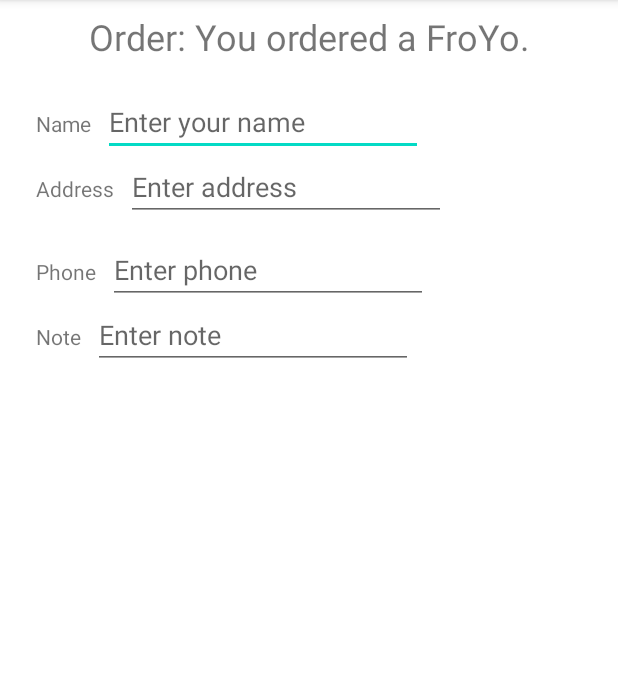
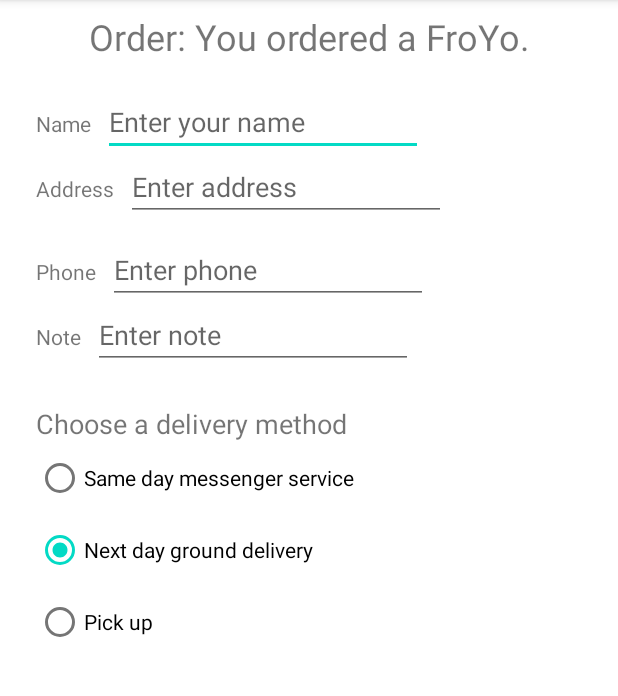
Before and after one commit to JoseCruzMV/DroidCafe, an Android app: the screen it shows after launch (OrderActivity), after a tap on an icon or button, on a phone screen of 412 x 824 dp, the part 84-780 px from its top. Run offline under Robolectric (Android 15) with nearby library versions, the phone set to English and light mode, and no system bars; our stand-ins replace navigation-ui.

Commit message:
Added RadioButton for delivery options

```diff
--- a/app/src/main/java/com/example/droidcafe/OrderActivity.java
+++ b/app/src/main/java/com/example/droidcafe/OrderActivity.java
@@ -4,7 +4,10 @@ import androidx.appcompat.app.AppCompatActivity;
 
 import android.content.Intent;
 import android.os.Bundle;
+import android.view.View;
+import android.widget.RadioButton;
 import android.widget.TextView;
+import android.widget.Toast;
 
 public class OrderActivity extends AppCompatActivity {
 
@@ -18,4 +21,27 @@ public class OrderActivity extends AppCompatActivity {
         TextView textView = findViewById(R.id.order_textView);
         textView.setText(message);
     }
+
+    public void onRadioButtonClicked(View view) {
+        boolean checked = ((RadioButton) view).isChecked();
+        switch (view.getId()) {
+            case R.id.sameday:
+                if (checked)
+                    displayToast(getString(R.string.same_day_messenger_service));
+                break;
+            case R.id.nextday:
+                if (checked)
+                    displayToast(getString(R.string.next_day_ground_delivery));
+                break;
+            case R.id.pickup:
+                if (checked)
+                    displayToast(getString(R.string.pick_up));
+            default:
+                break;
+        }
+    }
+
+    public void displayToast(String message) {
+        Toast.makeText(getApplicationContext(), message, Toast.LENGTH_SHORT).show();
+    }
 }
--- a/app/src/main/res/layout/activity_order.xml
+++ b/app/src/main/res/layout/activity_order.xml
@@ -100,7 +100,7 @@
         app:layout_constraintTop_toBottomOf="@id/phone_label" />
 
     <EditText
-        android:id="@+id/Note_text"
+        android:id="@+id/note_text"
         android:layout_width="wrap_content"
         android:layout_height="wrap_content"
         android:layout_marginStart="8dp"
@@ -110,4 +110,48 @@
         android:inputType="textMultiLine|textCapSentences"
         app:layout_constraintBaseline_toBaselineOf="@id/note_label"
         app:layout_constraintStart_toEndOf="@id/note_label" />
+
+    <TextView
+        android:id="@+id/delivery_label"
+        android:layout_width="wrap_content"
+        android:layout_height="wrap_content"
+        android:layout_marginStart="24dp"
+        android:layout_marginLeft="24dp"
+        android:layout_marginTop="24dp"
+        android:text="@string/choose_delivery_method"
+        android:textSize="18sp"
+        app:layout_constraintStart_toStartOf="parent"
+        app:layout_constraintTop_toBottomOf="@id/note_text" />
+
+    <RadioGroup
+        android:layout_width="wrap_content"
+        android:layout_height="wrap_content"
+        android:layout_marginStart="24dp"
+        android:layout_marginLeft="24dp"
+        android:orientation="vertical"
+        app:layout_constraintStart_toStartOf="parent"
+        app:layout_constraintTop_toBottomOf="@id/delivery_label">
+
+        <RadioButton
+            android:id="@+id/sameday"
+            android:layout_width="wrap_content"
+            android:layout_height="wrap_content"
+            android:onClick="onRadioButtonClicked"
+            android:text="@string/same_day_messenger_service" />
+
+        <RadioButton
+            android:id="@+id/nextday"
+            android:layout_width="wrap_content"
+            android:layout_height="wrap_content"
+            android:checked="true"
+            android:onClick="onRadioButtonClicked"
+            android:text="@string/next_day_ground_delivery" />
+
+        <RadioButton
+            android:id="@+id/pickup"
+            android:layout_width="wrap_content"
+            android:layout_height="wrap_content"
+            android:onClick="onRadioButtonClicked"
+            android:text="@string/pick_up" />
+    </RadioGroup>
 </androidx.constraintlayout.widget.ConstraintLayout>
--- a/app/src/main/res/values/strings.xml
+++ b/app/src/main/res/values/strings.xml
@@ -25,5 +25,9 @@
     <string name="enter_phone_hint">Enter phone</string>
     <string name="note_label_text">Note</string>
     <string name="enter_note_hint">Enter note</string>
+    <string name="choose_delivery_method">Choose a delivery method</string>
+    <string name="same_day_messenger_service">Same day messenger service</string>
+    <string name="next_day_ground_delivery">Next day ground delivery</string>
+    <string name="pick_up">Pick up</string>
 
 </resources>
```
